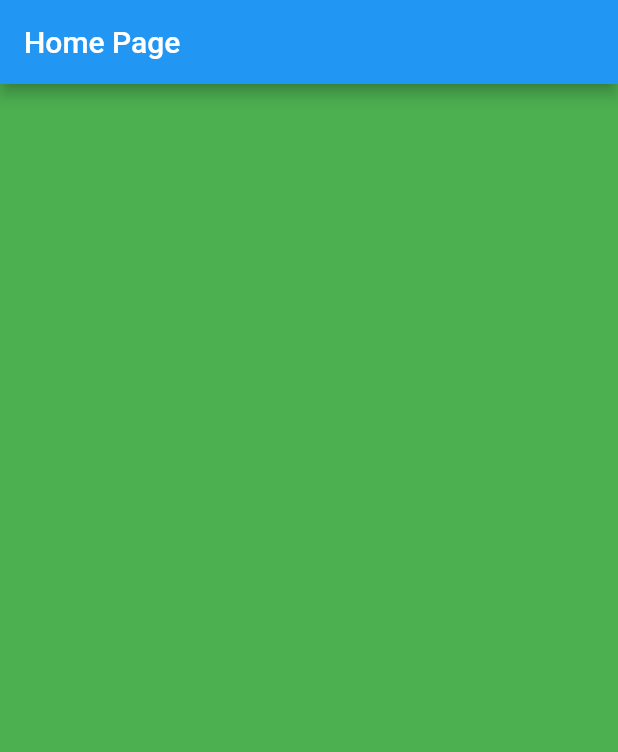
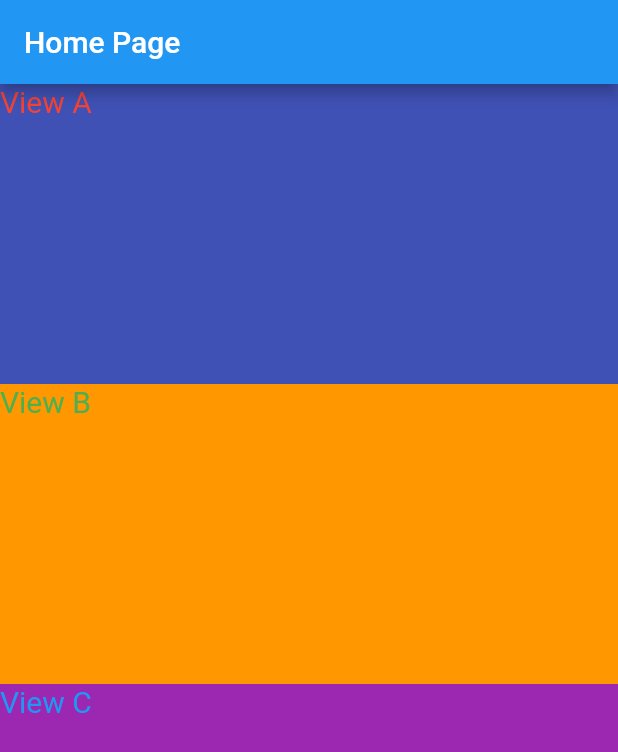
Before and after one commit to phamtanphat/flutter_widget_06072022, a Flutter app: the screen it shows after launch, on a phone screen of 412 x 824 dp. Shown: the top 752 px of the screen. Run offline on Flutter 3.47's test engine with Material 2 defaults, Android fonts, the phone set to English and light mode, and no system bars.

Commit message:
expanded

```diff
--- a/lib/main.dart
+++ b/lib/main.dart
@@ -35,7 +35,46 @@ class _HomePageState extends State<HomePage> {
         title: const Text("Home Page"),
       ),
       body: Container(
-        color: Colors.green,
+        constraints: BoxConstraints.expand(),
+        color: Colors.white,
+        child: Column(
+          children: [
+            Container(
+                width: MediaQuery.of(context).size.width,
+                height: 200,
+                color: Colors.indigo,
+                child: Text(
+                    "View A",
+                    style: TextStyle(
+                        color: Colors.red,
+                        fontSize: 20)
+                )
+            ),
+            Container(
+                width: MediaQuery.of(context).size.width,
+                height: 200,
+                color: Colors.orange,
+                child: Text(
+                    "View B",
+                    style: TextStyle(
+                        color: Colors.green,
+                        fontSize: 20)
+                )
+            ),
+            Expanded(
+              child: Container(
+                  constraints: BoxConstraints.expand(),
+                  color: Colors.purple,
+                  child: Text(
+                      "View C",
+                      style: TextStyle(
+                          color: Colors.blue,
+                          fontSize: 20)
+                  )
+              ),
+            ),
+          ],
+        )
       ),
     );
   }
```
